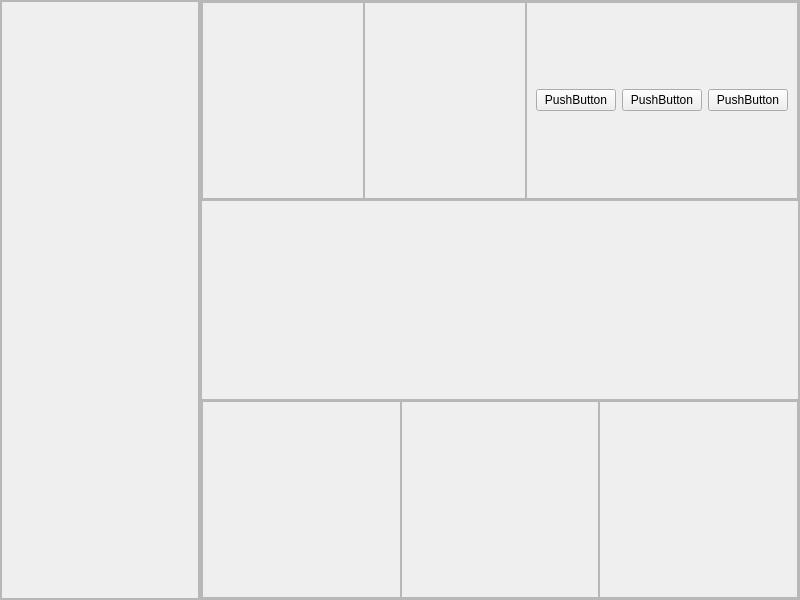
The window that main.ui (ccemyurtsever/social) describes before a commit, drawn with Qt 5.
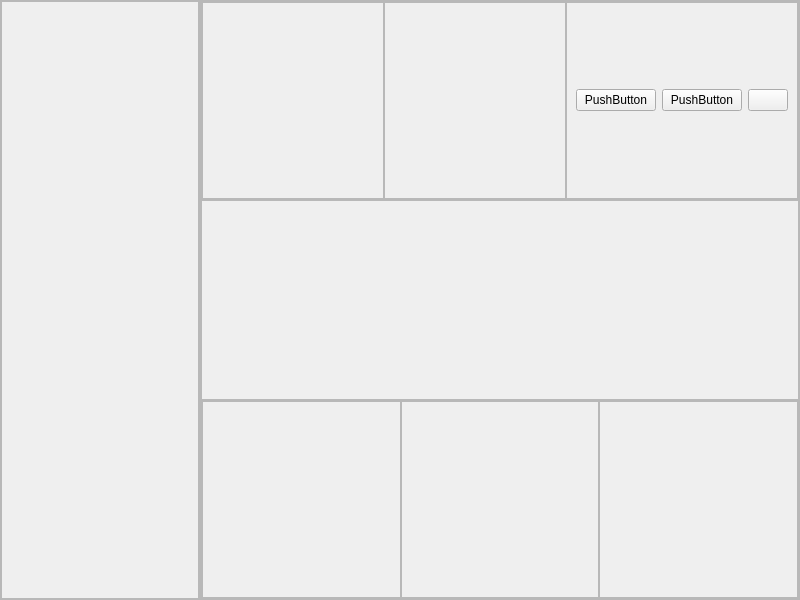
The same window after the commit.

Commit message: Remove text from PushButton in main.ui

The edit to the form file:
```diff
--- a/main.ui
+++ b/main.ui
@@ -173,7 +173,7 @@
              <item>
               <widget class="QPushButton" name="pushButton_2">
                <property name="text">
-                <string>PushButton</string>
+                <string/>
                </property>
               </widget>
              </item>
```
